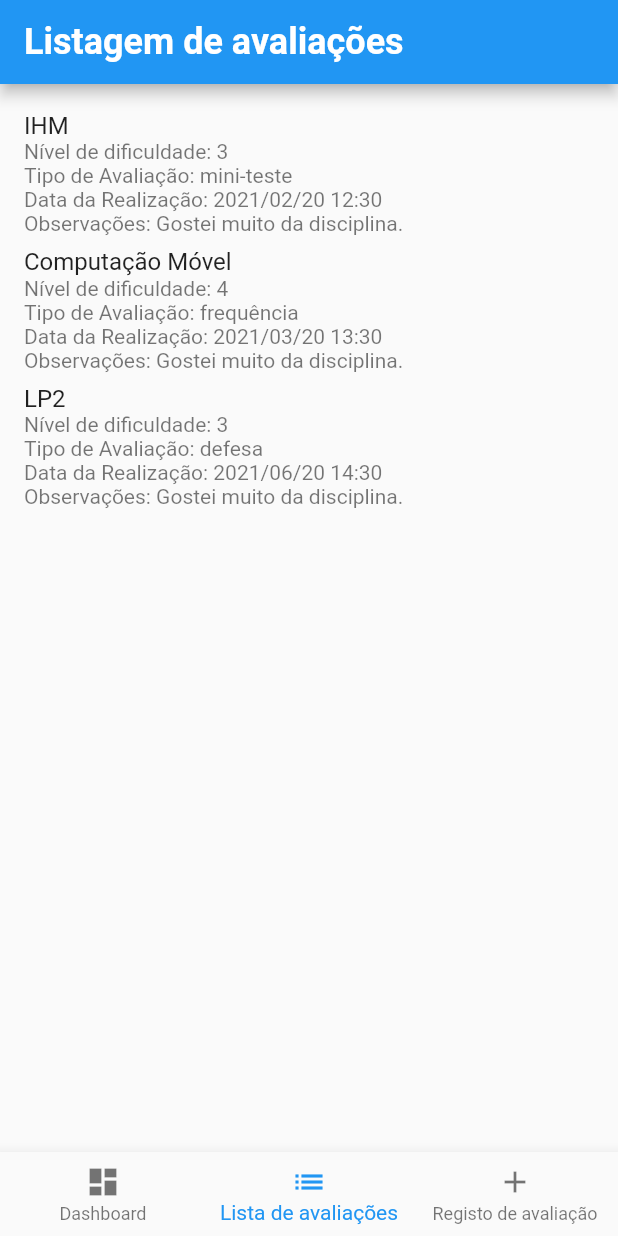
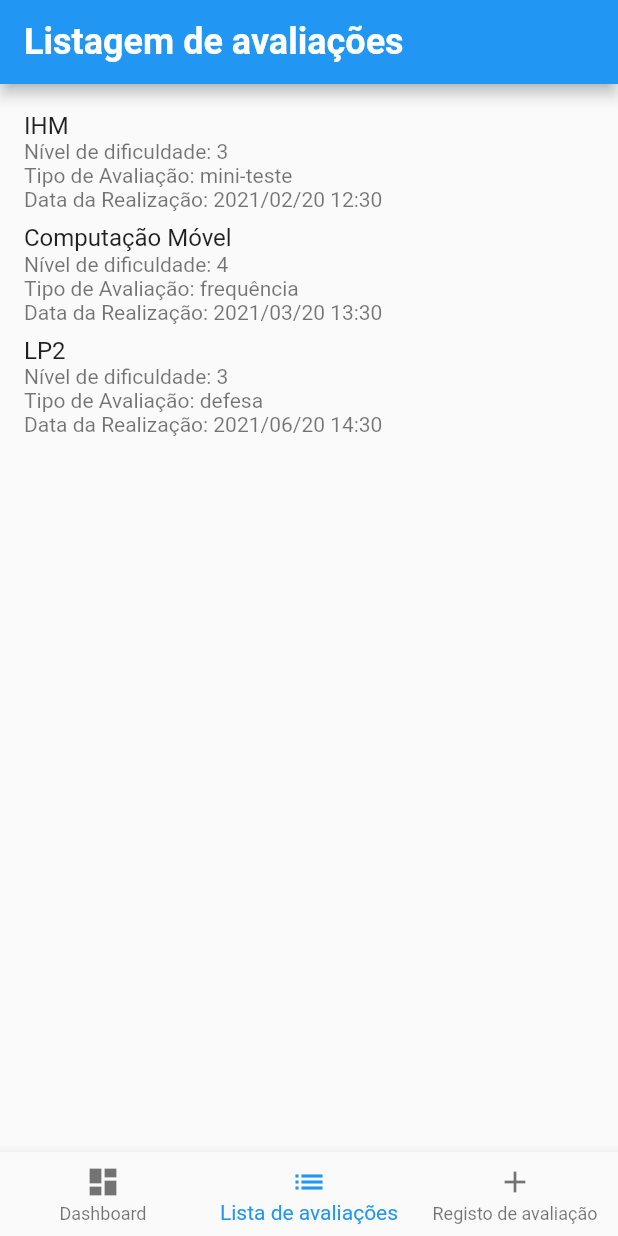
Before and after one commit to a22003420/iquechumbei_app, a Flutter app: the screen it shows after launch, item 2 of the bottom bar chosen, on a phone screen of 412 x 824 dp. Run offline on Flutter 3.47's test engine with Material 2 defaults, Android fonts, the phone set to English and light mode, and no system bars; our stand-ins replace shared_preferences.

Commit message:
Commit_05

```diff
--- a/lib/lista.dart
+++ b/lib/lista.dart
@@ -24,7 +24,6 @@ class _ListaState extends State<Lista> {
           Text('Nível de dificuldade: 3'),
           Text('Tipo de Avaliação: mini-teste'),
           Text('Data da Realização: 2021/02/20 12:30'),
-          Text('Observações: Gostei muito da disciplina.'),
         ],
       ),
     ),
@@ -36,7 +35,6 @@ class _ListaState extends State<Lista> {
           Text('Nível de dificuldade: 4'),
           Text('Tipo de Avaliação: frequência'),
           Text('Data da Realização: 2021/03/20 13:30'),
-          Text('Observações: Gostei muito da disciplina.'),
         ],
       ),
     ),
@@ -48,7 +46,6 @@ class _ListaState extends State<Lista> {
           Text('Nível de dificuldade: 3'),
           Text('Tipo de Avaliação: defesa'),
           Text('Data da Realização: 2021/06/20 14:30'),
-          Text('Observações: Gostei muito da disciplina.'),
         ],
       ),
     ),
@@ -89,7 +86,6 @@ class _ListaState extends State<Lista> {
             Text('Nível de dificuldade: $dificuldade'),
             Text('Tipo de Avaliação: $avaliacao'),
             Text('Data da Realização: $dataHora'),
-            Text('Observações: $observacoes'),
           ],
         ),
         trailing: Row(
--- a/lib/listadetalhes.dart
+++ b/lib/listadetalhes.dart
@@ -38,6 +38,8 @@ class Detalhes extends StatelessWidget {
             Text('Tipo de Avaliação: $tipoAvaliacao'),
             const SizedBox(height: 8),
             Text('Data e hora da realização: $dataHora'),
+            const SizedBox(height: 8),
+            Text('Observações: $observacoes'),
 
           ],
         ),
```
